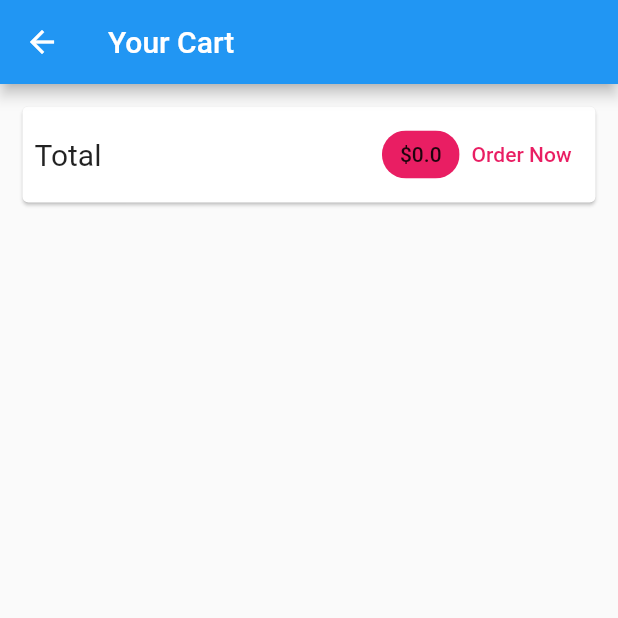
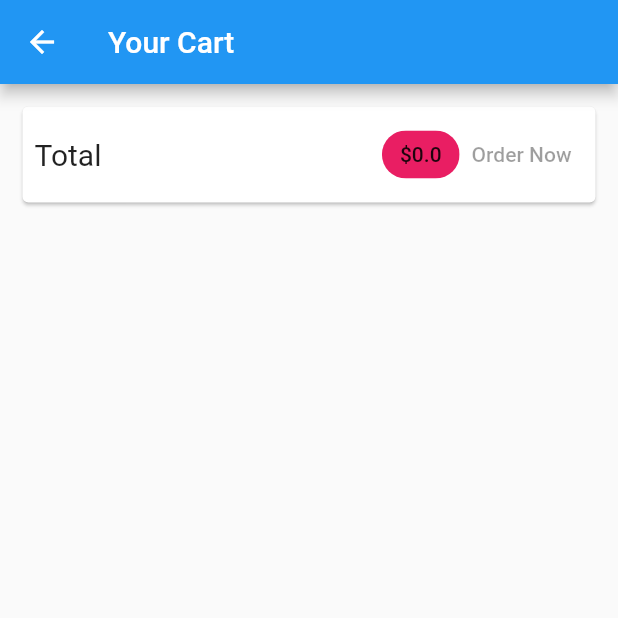
Before and after one commit to raguraman6066/shop-app-, a Flutter app: the CartScreen screen opened by its route, on a phone screen of 412 x 824 dp, the top half of it. Run offline on Flutter 3.47's test engine with Material 2 defaults, Android fonts, the phone set to English and light mode, and no system bars; network calls fail.

```diff
--- /dev/null
+++ b/lib/models/http_exception.dart
@@ -0,0 +1,10 @@
+class HttpException implements Exception {
+  final String message;
+  HttpException(this.message);
+  @override
+  String toString() {
+    return message;
+/*    // TODO: implement toString
+    return super.toString();*/
+  }
+}
--- a/lib/screens/cart_screen.dart
+++ b/lib/screens/cart_screen.dart
@@ -5,10 +5,15 @@ import 'package:myshop_udemy/widgets/cart_item.dart' as ci;
 
 import '../provider/cart.dart';
 
-class CartScreen extends StatelessWidget {
+class CartScreen extends StatefulWidget {
   static const routeName = '/cart-screen';
   const CartScreen({Key? key}) : super(key: key);
 
+  @override
+  State<CartScreen> createState() => _CartScreenState();
+}
+
+class _CartScreenState extends State<CartScreen> {
   @override
   Widget build(BuildContext context) {
     final cart = Provider.of<Cart>(context);
@@ -34,18 +39,7 @@ class CartScreen extends StatelessWidget {
                     label: Text('\$${cart.totalAmount}'),
                     backgroundColor: Colors.pink,
                   ),
-                  TextButton(
-                    onPressed: () {
-                      Provider.of<Orders>(context, listen: false).addOrder(
-                          total: cart.totalAmount,
-                          cartProducts: cart.items.values.toList());
-                      cart.clear();
-                    },
-                    child: Text(
-                      "Order Now",
-                    ),
-                    style: TextButton.styleFrom(primary: Colors.pink),
-                  )
+                  orderButton(cart: cart)
                 ],
               ),
             ),
@@ -68,3 +62,46 @@ class CartScreen extends StatelessWidget {
     );
   }
 }
+
+class orderButton extends StatefulWidget {
+  const orderButton({
+    Key? key,
+    required this.cart,
+  }) : super(key: key);
+
+  final Cart cart;
+
+  @override
+  State<orderButton> createState() => _orderButtonState();
+}
+
+class _orderButtonState extends State<orderButton> {
+  var isLoading = false;
+  @override
+  Widget build(BuildContext context) {
+    return TextButton(
+      onPressed: (widget.cart.totalAmount <= 0 || isLoading)
+          ? null
+          : () async {
+              setState(() {
+                isLoading = true;
+              });
+              await Provider.of<Orders>(context, listen: false).addOrder(
+                  total: widget.cart.totalAmount,
+                  cartProducts: widget.cart.items.values.toList());
+              setState(() {
+                isLoading = false;
+              });
+              widget.cart.clear();
+            },
+      child: isLoading
+          ? Center(
+              child: CircularProgressIndicator(),
+            )
+          : Text(
+              "Order Now",
+            ),
+      style: TextButton.styleFrom(primary: Colors.pink),
+    );
+  }
+}
--- a/lib/screens/user_product_screen.dart
+++ b/lib/screens/user_product_screen.dart
@@ -8,6 +8,9 @@ import '../provider/products.dart';
 class UserProductScreen extends StatelessWidget {
   static const routeName = '/user-product-screen';
   const UserProductScreen({Key? key}) : super(key: key);
+  Future<void> _refreshProducts(BuildContext context) async {
+    await Provider.of<Products>(context, listen: false).fetchAndSet();
+  }
 
   @override
   Widget build(BuildContext context) {
@@ -29,6 +32,8 @@ class UserProductScreen extends StatelessWidget {
       drawer: AppDrawer(),
       body: Padding(
         padding: EdgeInsets.all(8),
+        child: RefreshIndicator(
+          onRefresh: () => _refreshProducts(context),
           child: ListView.builder(
               itemCount: productsData.items.length,
               itemBuilder: (context, index) => Column(
@@ -42,6 +47,7 @@ class UserProductScreen extends StatelessWidget {
                     ],
                   )),
         ),
+      ),
     );
   }
 }
--- a/pubspec.yaml
+++ b/pubspec.yaml
@@ -36,6 +36,7 @@ dependencies:
   # Use with the CupertinoIcons class for iOS style icons.
   cupertino_icons: ^1.0.2
   intl: ^0.17.0
+  http: ^0.13.5
 
 dev_dependencies:
   flutter_test:
```
Also changed, not shown: lib/provider/order.dart (+47 -3 lines), lib/provider/products.dart (+77 -14 lines), lib/screens/edit_product_screen.dart (+46 -6 lines), lib/screens/orders_screen.dart (+42 -4 lines), lib/screens/product_overview.dart (+25 -1 lines), lib/widgets/user_product_item.dart (+8 -3 lines), pubspec.lock. Lines whose indentation alone changed are shown as unchanged.
